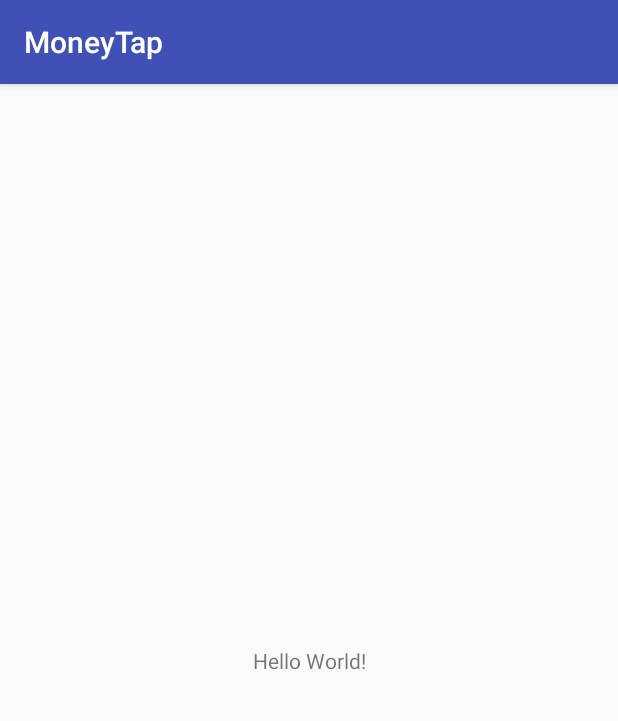
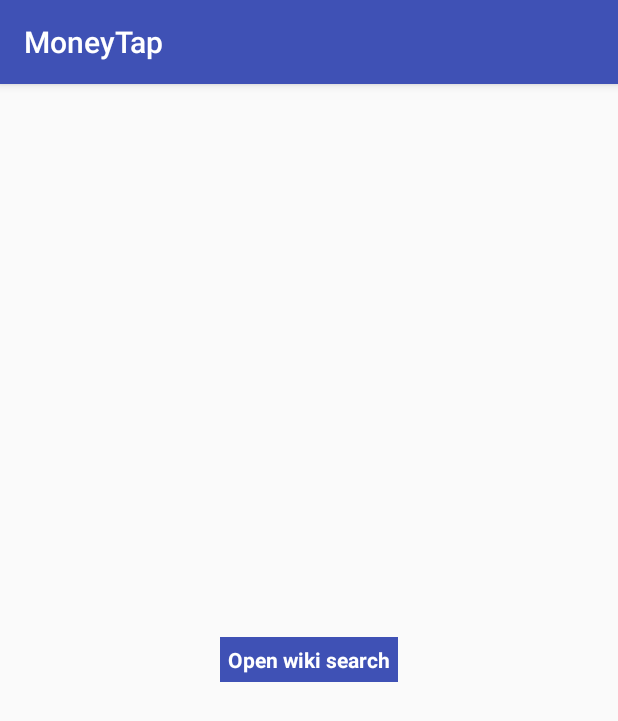
Before and after one commit to ThathaPavanNagaraju/moneytaptask, an Android app: the screen it shows after launch (MainActivity), on a phone screen of 412 x 824 dp. Shown: the top 721 px of the screen. Run offline under Robolectric (Android 15) with nearby library versions, the phone set to English and light mode, and no system bars.

Commit message:
Added searchview in searchActivity

```diff
--- a/app/build.gradle
+++ b/app/build.gradle
@@ -22,6 +22,7 @@ dependencies {
     implementation fileTree(dir: 'libs', include: ['*.jar'])
     implementation 'com.android.support:appcompat-v7:26.1.0'
     implementation 'com.android.support.constraint:constraint-layout:1.1.2'
+    implementation 'com.android.support:design:26.1.0'
     testImplementation 'junit:junit:4.12'
     androidTestImplementation 'com.android.support.test:runner:1.0.2'
     androidTestImplementation 'com.android.support.test.espresso:espresso-core:3.0.2'
--- a/app/src/main/AndroidManifest.xml
+++ b/app/src/main/AndroidManifest.xml
@@ -9,13 +9,17 @@
         android:roundIcon="@mipmap/ic_launcher_round"
         android:supportsRtl="true"
         android:theme="@style/AppTheme">
-        <activity android:name=".MainActivity">
+        <activity android:name=".Activities.MainActivity">
             <intent-filter>
                 <action android:name="android.intent.action.MAIN" />
 
                 <category android:name="android.intent.category.LAUNCHER" />
             </intent-filter>
         </activity>
+        <activity
+            android:name=".Activities.WikiSearchActivity"
+            android:label="@string/title_activity_wiki_search"
+            android:theme="@style/AppTheme.NoActionBar"></activity>
     </application>
 
 </manifest>
--- /dev/null
+++ b/app/src/main/java/android/com/moneytap/Activities/MainActivity.java
@@ -0,0 +1,27 @@
+package android.com.moneytap.Activities;
+
+import android.com.moneytap.R;
+import android.content.Intent;
+import android.support.v7.app.AppCompatActivity;
+import android.os.Bundle;
+import android.view.View;
+import android.widget.TextView;
+
+public class MainActivity extends AppCompatActivity {
+
+    private TextView tvWikiSearch;
+
+    @Override
+    protected void onCreate(Bundle savedInstanceState) {
+        super.onCreate(savedInstanceState);
+        setContentView(R.layout.activity_main);
+        tvWikiSearch = (TextView) findViewById(R.id.tv_open_wiki_search);
+        tvWikiSearch.setOnClickListener(new View.OnClickListener() {
+            @Override
+            public void onClick(View view) {
+                Intent intent = new Intent(MainActivity.this,WikiSearchActivity.class);
+                startActivity(intent);
+            }
+        });
+    }
+}
--- a/app/src/main/res/layout/activity_main.xml
+++ b/app/src/main/res/layout/activity_main.xml
@@ -1,18 +1,21 @@
 <?xml version="1.0" encoding="utf-8"?>
-<android.support.constraint.ConstraintLayout xmlns:android="http://schemas.android.com/apk/res/android"
+<RelativeLayout
+    xmlns:android="http://schemas.android.com/apk/res/android"
     xmlns:app="http://schemas.android.com/apk/res-auto"
     xmlns:tools="http://schemas.android.com/tools"
     android:layout_width="match_parent"
     android:layout_height="match_parent"
-    tools:context="android.com.moneytap.MainActivity">
+    tools:context="android.com.moneytap.Activities.MainActivity">
 
     <TextView
         android:layout_width="wrap_content"
         android:layout_height="wrap_content"
-        android:text="Hello World!"
-        app:layout_constraintBottom_toBottomOf="parent"
-        app:layout_constraintLeft_toLeftOf="parent"
-        app:layout_constraintRight_toRightOf="parent"
-        app:layout_constraintTop_toTopOf="parent" />
+        android:text="Open wiki search"
+        android:layout_centerInParent="true"
+        android:background="@color/colorPrimary"
+        android:textColor="#fff"
+        android:padding="5dp"
+        android:textStyle="bold"
+        android:id="@+id/tv_open_wiki_search"/>
 
-</android.support.constraint.ConstraintLayout>
+</RelativeLayout>
--- /dev/null
+++ b/app/src/main/res/values/dimens.xml
@@ -0,0 +1,3 @@
+<resources>
+    <dimen name="fab_margin">16dp</dimen>
+</resources>
--- a/app/src/main/res/values/strings.xml
+++ b/app/src/main/res/values/strings.xml
@@ -1,3 +1,4 @@
 <resources>
     <string name="app_name">MoneyTap</string>
+    <string name="title_activity_wiki_search">WikiSearchActivity</string>
 </resources>
--- a/app/src/main/res/values/styles.xml
+++ b/app/src/main/res/values/styles.xml
@@ -8,4 +8,13 @@
         <item name="colorAccent">@color/colorAccent</item>
     </style>
 
+    <style name="AppTheme.NoActionBar">
+        <item name="windowActionBar">false</item>
+        <item name="windowNoTitle">true</item>
+    </style>
+
+    <style name="AppTheme.AppBarOverlay" parent="ThemeOverlay.AppCompat.Dark.ActionBar" />
+
+    <style name="AppTheme.PopupOverlay" parent="ThemeOverlay.AppCompat.Light" />
+
 </resources>
```
Also changed, not shown: app/src/main/java/android/com/moneytap/Activities/WikiSearchActivity.java (added, +38 -0 lines), app/src/main/java/android/com/moneytap/MainActivity.java (deleted, +0 -13 lines), app/src/main/res/layout/activity_wiki_search.xml (added, +30 -0 lines), app/src/main/res/layout/content_wiki_search.xml (added, +16 -0 lines), 1 other file.
